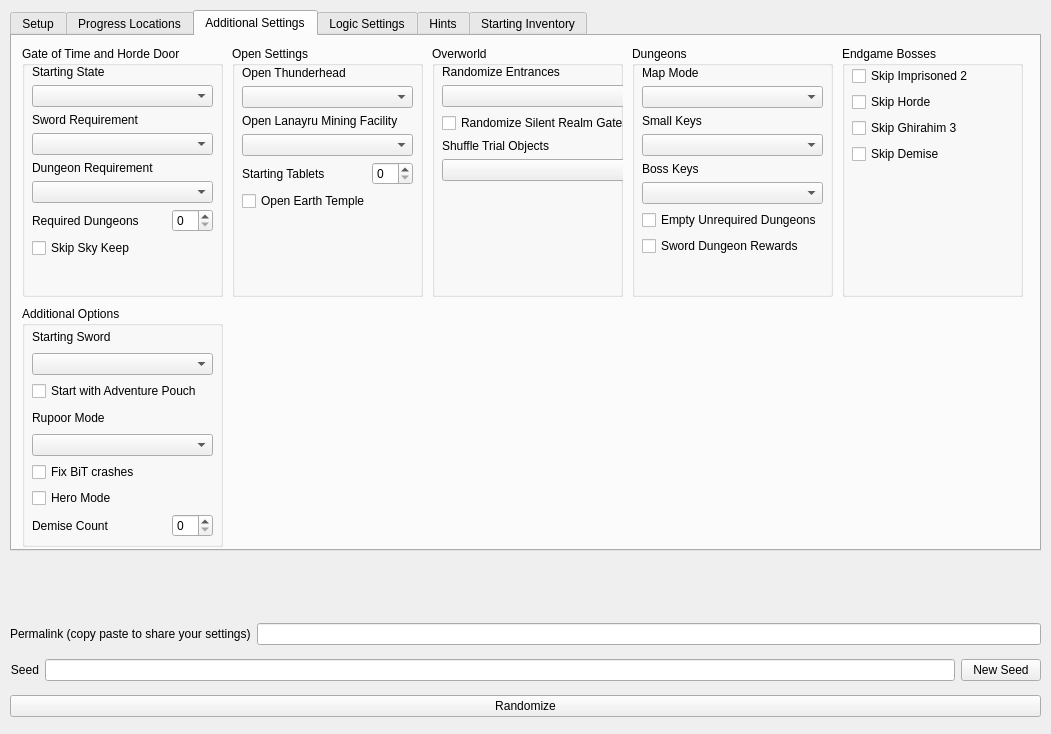
Old version of the form gui/randogui.ui in the repository ssrando/ssrando.
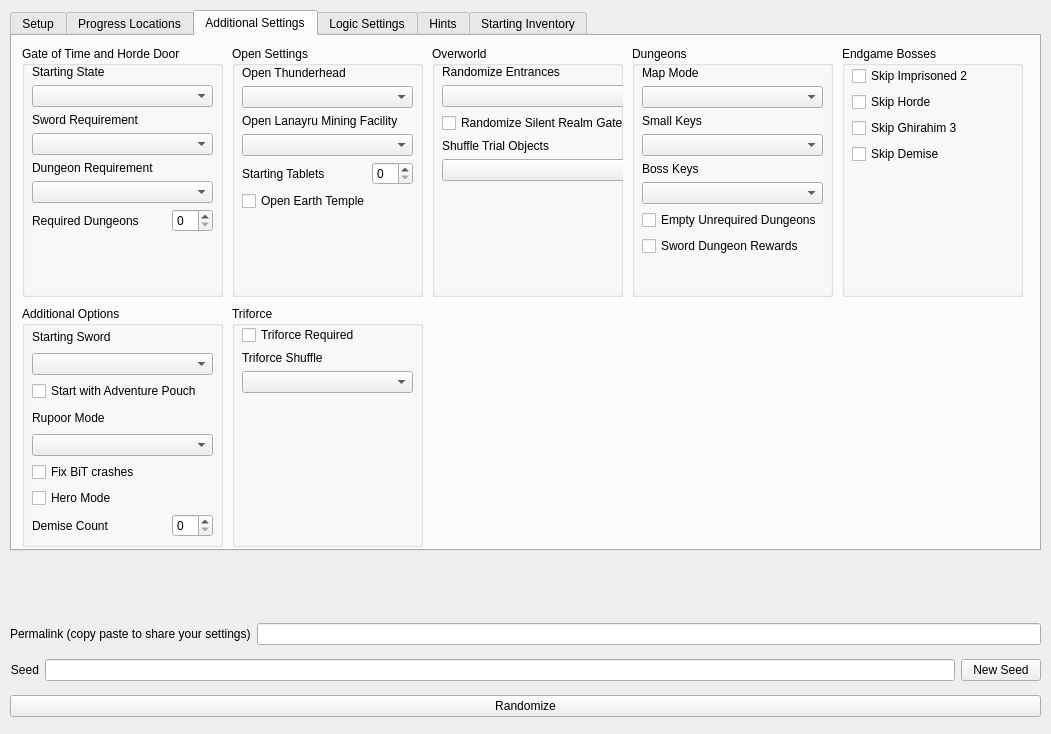
New version of the form.

Commit message:
Add Option to Randomize Triforces (#214)
* randomize triforces option; refactor skip sky keep

* changelog

* move around changelog (should fix merge conflict)

* always force non trial for loadzones

* Use ScChang instead of NpcTke

* fix unrequired sky keep for DER

* fix dumb formatting

The edit to the form file:
```diff
--- a/gui/randogui.ui
+++ b/gui/randogui.ui
@@ -759,7 +759,7 @@
          <x>10</x>
          <y>19</y>
          <width>181</width>
-         <height>223</height>
+         <height>242</height>
         </rect>
        </property>
        <layout class="QVBoxLayout" name="verticalLayout">
@@ -835,13 +835,6 @@
           </item>
          </layout>
         </item>
-        <item>
-         <widget class="QCheckBox" name="option_skip_skykeep">
-          <property name="text">
-           <string>Skip Sky Keep</string>
-          </property>
-         </widget>
-        </item>
         <item>
          <spacer name="verticalSpacer_3">
           <property name="orientation">
@@ -1290,6 +1283,74 @@
        </layout>
       </widget>
      </widget>
+     <widget class="QGroupBox" name="groupBox_17">
+      <property name="geometry">
+       <rect>
+        <x>220</x>
+        <y>270</y>
+        <width>191</width>
+        <height>241</height>
+       </rect>
+      </property>
+      <property name="title">
+       <string>Triforce</string>
+      </property>
+      <widget class="QWidget" name="verticalLayoutWidget_15">
+       <property name="geometry">
+        <rect>
+         <x>10</x>
+         <y>19</y>
+         <width>171</width>
+         <height>221</height>
+        </rect>
+       </property>
+       <layout class="QVBoxLayout" name="verticalLayout_31">
+        <item>
+         <layout class="QVBoxLayout" name="verticalLayout_37"/>
+        </item>
+        <item>
+         <widget class="QCheckBox" name="option_triforce_required">
+          <property name="text">
+           <string>Triforce Required</string>
+          </property>
+         </widget>
+        </item>
+        <item>
+         <widget class="QLabel" name="label_for_option_triforce_shuffle">
+          <property name="text">
+           <string>Triforce Shuffle</string>
+          </property>
+         </widget>
+        </item>
+        <item>
+         <widget class="QComboBox" name="option_triforce_shuffle">
+          <property name="currentText">
+           <string/>
+          </property>
+          <property name="currentIndex">
+           <number>-1</number>
+          </property>
+         </widget>
+        </item>
+        <item>
+         <spacer name="verticalSpacer_6">
+          <property name="orientation">
+           <enum>Qt::Vertical</enum>
+          </property>
+          <property name="sizeType">
+           <enum>QSizePolicy::MinimumExpanding</enum>
+          </property>
+          <property name="sizeHint" stdset="0">
+           <size>
+            <width>20</width>
+            <height>70</height>
+           </size>
+          </property>
+         </spacer>
+        </item>
+       </layout>
+      </widget>
+     </widget>
     </widget>
     <widget class="QWidget" name="tab_5">
      <attribute name="title">
```
The commit also changes 16 other files.
